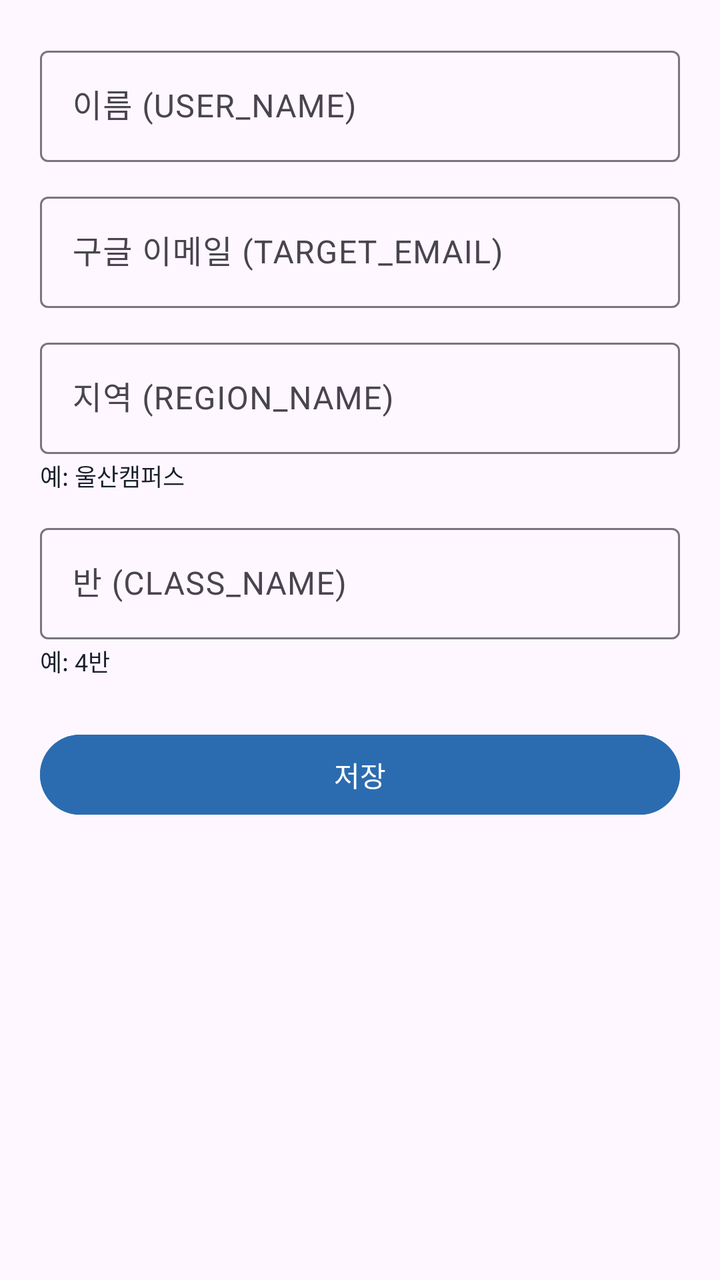
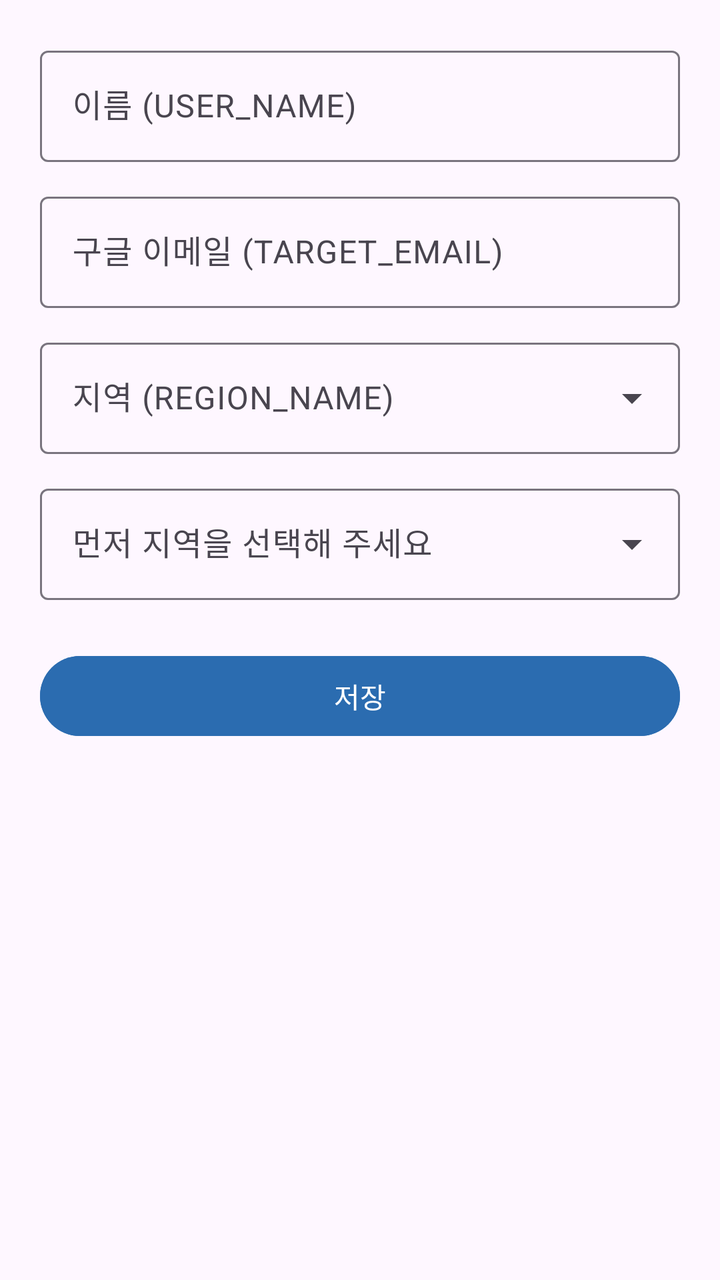

Before-and-after screenshots of an Android layout around one commit, followed by the original layout XML and the change that was made.
<!-- AndroidManifest.xml: application theme Theme.SkalaAutoAtt -->
<!-- res/layout/activity_settings.xml -->
<?xml version="1.0" encoding="utf-8"?>
<LinearLayout xmlns:android="http://schemas.android.com/apk/res/android"
    android:id="@+id/rootLayout"
    android:layout_width="match_parent"
    android:layout_height="match_parent"
    android:orientation="vertical"
    android:padding="20dp">

    <com.google.android.material.textfield.TextInputLayout
        android:layout_width="match_parent"
        android:layout_height="wrap_content"
        android:hint="@string/label_name">
        <com.google.android.material.textfield.TextInputEditText
            android:id="@+id/inputName"
            android:layout_width="match_parent"
            android:layout_height="wrap_content" />
    </com.google.android.material.textfield.TextInputLayout>

    <com.google.android.material.textfield.TextInputLayout
        android:layout_width="match_parent"
        android:layout_height="wrap_content"
        android:layout_marginTop="12dp"
        android:hint="@string/label_email">
        <com.google.android.material.textfield.TextInputEditText
            android:id="@+id/inputEmail"
            android:layout_width="match_parent"
            android:layout_height="wrap_content"
            android:inputType="textEmailAddress" />
    </com.google.android.material.textfield.TextInputLayout>

    <com.google.android.material.textfield.TextInputLayout
        android:layout_width="match_parent"
        android:layout_height="wrap_content"
        android:layout_marginTop="12dp"
        android:hint="@string/label_region">
        <com.google.android.material.textfield.TextInputEditText
            android:id="@+id/inputRegion"
            android:layout_width="match_parent"
            android:layout_height="wrap_content" />
    </com.google.android.material.textfield.TextInputLayout>

    <TextView
        android:layout_width="wrap_content"
        android:layout_height="wrap_content"
        android:text="@string/hint_region_example"
        android:textSize="12sp"
        android:textColor="@color/status_text"
        android:layout_marginTop="2dp" />

    <com.google.android.material.textfield.TextInputLayout
        android:layout_width="match_parent"
        android:layout_height="wrap_content"
        android:layout_marginTop="12dp"
        android:hint="@string/label_class">
        <com.google.android.material.textfield.TextInputEditText
            android:id="@+id/inputClass"
            android:layout_width="match_parent"
            android:layout_height="wrap_content" />
    </com.google.android.material.textfield.TextInputLayout>

    <TextView
        android:layout_width="wrap_content"
        android:layout_height="wrap_content"
        android:text="@string/hint_class_example"
        android:textSize="12sp"
        android:textColor="@color/status_text"
        android:layout_marginTop="2dp" />

    <com.google.android.material.button.MaterialButton
        android:id="@+id/buttonSave"
        android:layout_width="match_parent"
        android:layout_height="wrap_content"
        android:layout_marginTop="24dp"
        android:text="@string/action_save"
        android:backgroundTint="@color/brand_primary" />

</LinearLayout>
<!-- resources referenced by this layout -->
<resources>
  <color name="brand_primary">#2B6CB0</color>
  <color name="status_text">#1A202C</color>
  <string name="action_save">저장</string>
  <string name="hint_class_example">예: 4반</string>
  <string name="hint_region_example">예: 울산캠퍼스</string>
  <string name="label_class">반 (CLASS_NAME)</string>
  <string name="label_email">구글 이메일 (TARGET_EMAIL)</string>
  <string name="label_name">이름 (USER_NAME)</string>
  <string name="label_region">지역 (REGION_NAME)</string>
  <style name="Theme.SkalaAutoAtt" parent="Theme.Material3.DayNight.NoActionBar">
          <item name="colorPrimary">@color/brand_primary</item>
          <item name="colorPrimaryDark">@color/brand_primary_dark</item>
          <item name="android:statusBarColor" tools:targetApi="l">@color/brand_primary_dark</item>
      </style>
  <color name="brand_primary_dark">#1A4E8A</color>
</resources>

<!-- the commit's change to res/layout/activity_settings.xml (unified diff, before → after) -->
@@ -1,5 +1,6 @@
 <?xml version="1.0" encoding="utf-8"?>
 <LinearLayout xmlns:android="http://schemas.android.com/apk/res/android"
+    xmlns:app="http://schemas.android.com/apk/res-auto"
     android:id="@+id/rootLayout"
     android:layout_width="match_parent"
     android:layout_height="match_parent"
@@ -29,42 +30,32 @@
     </com.google.android.material.textfield.TextInputLayout>
 
     <com.google.android.material.textfield.TextInputLayout
+        style="@style/Widget.Material3.TextInputLayout.OutlinedBox.ExposedDropdownMenu"
         android:layout_width="match_parent"
         android:layout_height="wrap_content"
         android:layout_marginTop="12dp"
         android:hint="@string/label_region">
-        <com.google.android.material.textfield.TextInputEditText
+        <AutoCompleteTextView
             android:id="@+id/inputRegion"
             android:layout_width="match_parent"
-            android:layout_height="wrap_content" />
+            android:layout_height="wrap_content"
+            android:inputType="none" />
     </com.google.android.material.textfield.TextInputLayout>
 
-    <TextView
-        android:layout_width="wrap_content"
-        android:layout_height="wrap_content"
-        android:text="@string/hint_region_example"
-        android:textSize="12sp"
-        android:textColor="@color/status_text"
-        android:layout_marginTop="2dp" />
-
     <com.google.android.material.textfield.TextInputLayout
+        android:id="@+id/classInputLayout"
+        style="@style/Widget.Material3.TextInputLayout.OutlinedBox.ExposedDropdownMenu"
         android:layout_width="match_parent"
         android:layout_height="wrap_content"
         android:layout_marginTop="12dp"
-        android:hint="@string/label_class">
-        <com.google.android.material.textfield.TextInputEditText
+        android:hint="@string/label_class_placeholder">
+        <AutoCompleteTextView
             android:id="@+id/inputClass"
             android:layout_width="match_parent"
-            android:layout_height="wrap_content" />
+            android:layout_height="wrap_content"
+            android:inputType="none"
+            android:enabled="false" />
     </com.google.android.material.textfield.TextInputLayout>
-
-    <TextView
-        android:layout_width="wrap_content"
-        android:layout_height="wrap_content"
-        android:text="@string/hint_class_example"
-        android:textSize="12sp"
-        android:textColor="@color/status_text"
-        android:layout_marginTop="2dp" />
 
     <com.google.android.material.button.MaterialButton
         android:id="@+id/buttonSave"
<!-- resource entries referenced after the edit -->
@@ -1,11 +1,8 @@
 <!-- resources referenced by this layout -->
 <resources>
   <color name="brand_primary">#2B6CB0</color>
-  <color name="status_text">#1A202C</color>
   <string name="action_save">저장</string>
-  <string name="hint_class_example">예: 4반</string>
-  <string name="hint_region_example">예: 울산캠퍼스</string>
-  <string name="label_class">반 (CLASS_NAME)</string>
+  <string name="label_class_placeholder">먼저 지역을 선택해 주세요</string>
   <string name="label_email">구글 이메일 (TARGET_EMAIL)</string>
   <string name="label_name">이름 (USER_NAME)</string>
   <string name="label_region">지역 (REGION_NAME)</string>
